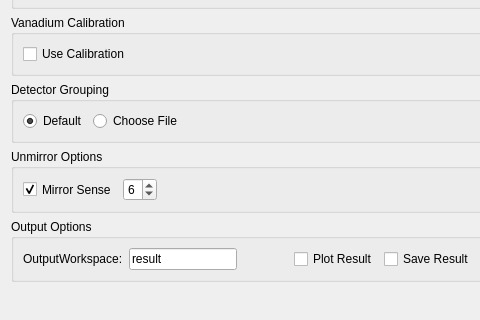
Before: the Qt Designer form MantidQt/CustomInterfaces/inc/MantidQtCustomInterfaces/Indirect/ILLEnergyTransfer.ui in mantidproject/mantid, drawn with Qt 5; both pictures show x 0 to 480 and y 132 to 452 of the 595 by 452 pixel window.
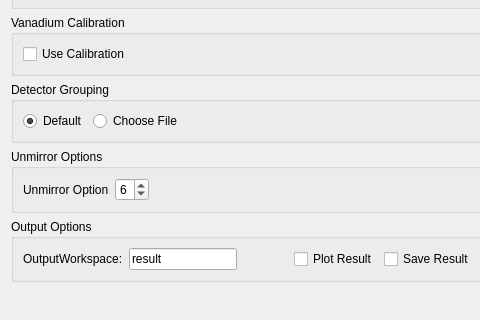
After: the same form once the commit is applied. Custom widgets are drawn as their Qt base class.

Commit message: Re #16753 no mirror sense in gui

The edit to the form file:
```diff
--- a/MantidQt/CustomInterfaces/inc/MantidQtCustomInterfaces/Indirect/ILLEnergyTransfer.ui
+++ b/MantidQt/CustomInterfaces/inc/MantidQtCustomInterfaces/Indirect/ILLEnergyTransfer.ui
@@ -312,21 +312,9 @@
      </property>
      <layout class="QHBoxLayout" name="horizontalLayout_6">
       <item>
-       <widget class="QCheckBox" name="ckMirrorSense">
-        <property name="sizePolicy">
-         <sizepolicy hsizetype="Maximum" vsizetype="Preferred">
-          <horstretch>0</horstretch>
-          <verstretch>0</verstretch>
-         </sizepolicy>
-        </property>
-        <property name="toolTip">
-         <string>Use mirror sense</string>
-        </property>
+       <widget class="QLabel" name="label_2">
         <property name="text">
-         <string>Mirror Sense</string>
-        </property>
-        <property name="checked">
-         <bool>true</bool>
+         <string>Unmirror Option</string>
         </property>
        </widget>
       </item>
```
Left out of the diff: 45 changed lines with no effect on the pictures. The commit also changes 1 other file.
